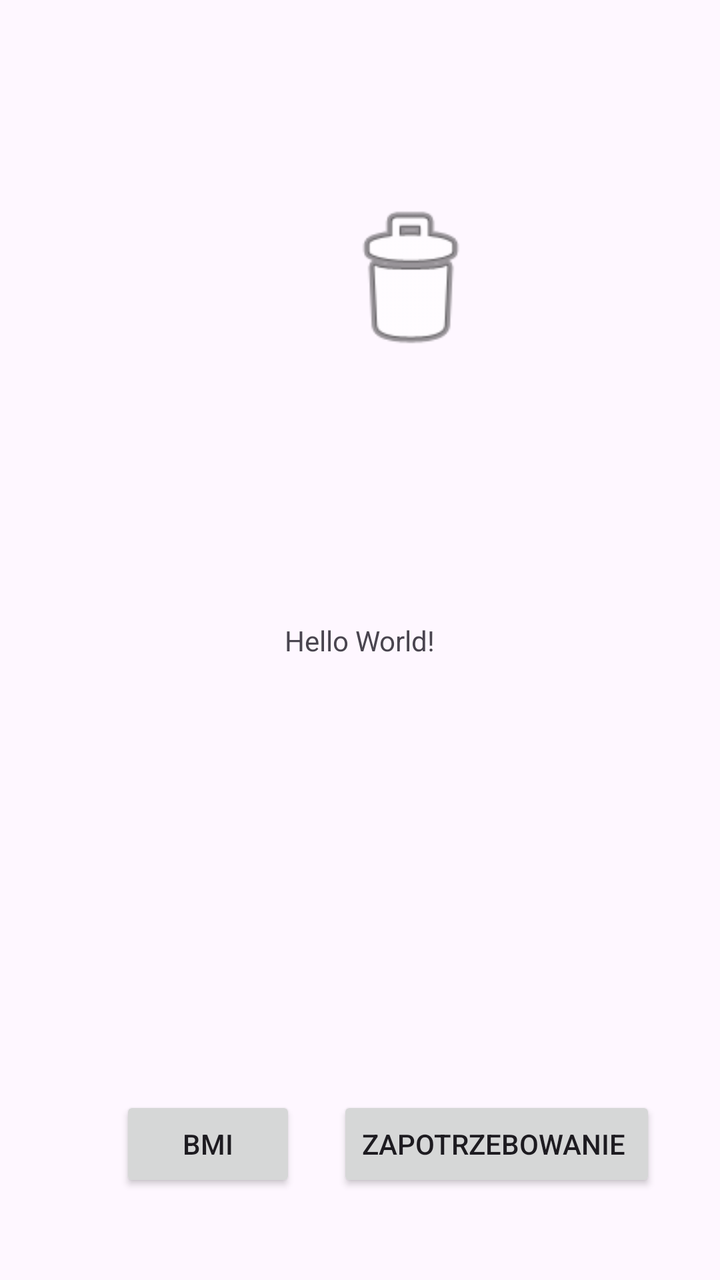
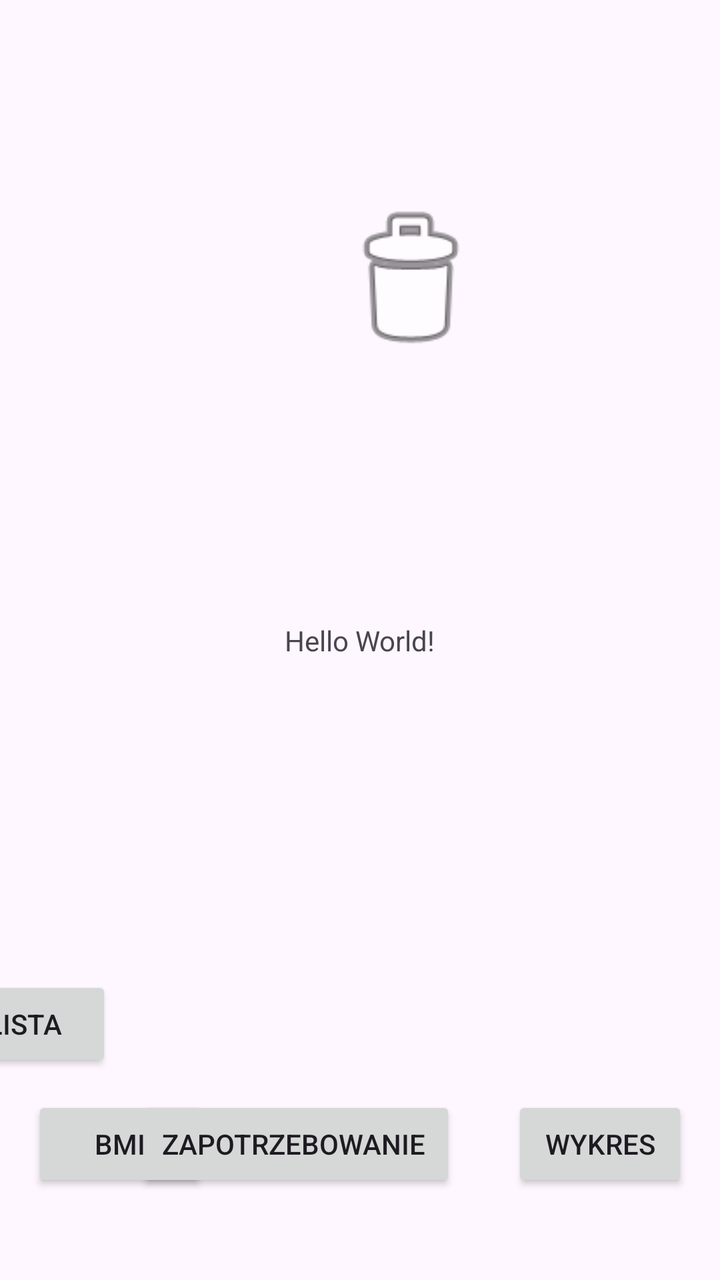

The first picture is an Android layout as it rendered before a commit; the second is the same layout after the commit. The layout source and the unified diff follow.
<!-- AndroidManifest.xml: application theme Theme.BMI -->
<!-- res/layout/activity_main.xml -->
<?xml version="1.0" encoding="utf-8"?>
<androidx.constraintlayout.widget.ConstraintLayout xmlns:android="http://schemas.android.com/apk/res/android"
    xmlns:app="http://schemas.android.com/apk/res-auto"
    xmlns:tools="http://schemas.android.com/tools"
    android:id="@+id/main"
    android:layout_width="match_parent"
    android:layout_height="match_parent"
    tools:context=".MainActivity">

    <TextView
        android:layout_width="wrap_content"
        android:layout_height="wrap_content"
        android:text="Hello World!"
        app:layout_constraintBottom_toBottomOf="parent"
        app:layout_constraintEnd_toEndOf="parent"
        app:layout_constraintStart_toStartOf="parent"
        app:layout_constraintTop_toTopOf="parent" />

    <ImageView
        android:id="@+id/imageView"
        android:layout_width="92dp"
        android:layout_height="84dp"
        android:layout_marginStart="159dp"
        android:layout_marginTop="98dp"
        app:layout_constraintStart_toStartOf="parent"
        app:layout_constraintTop_toTopOf="parent"
        app:srcCompat="@android:drawable/ic_menu_delete" />

    <Button
        android:id="@+id/btnBmi"
        android:layout_width="wrap_content"
        android:layout_height="wrap_content"
        android:layout_marginStart="60dp"
        android:layout_marginBottom="44dp"
        android:text="BMI"
        app:layout_constraintBottom_toBottomOf="parent"
        app:layout_constraintStart_toStartOf="parent" />

    <Button
        android:id="@+id/btnCalories"
        android:layout_width="wrap_content"
        android:layout_height="wrap_content"
        android:layout_marginEnd="32dp"
        android:layout_marginBottom="44dp"
        android:text="Zapotrzebowanie "
        app:layout_constraintBottom_toBottomOf="parent"
        app:layout_constraintEnd_toEndOf="parent" />

</androidx.constraintlayout.widget.ConstraintLayout>
<!-- resources referenced by this layout -->
<resources>
  <style name="Theme.BMI" parent="Base.Theme.BMI" />
  <style name="Base.Theme.BMI" parent="Theme.Material3.DayNight.NoActionBar">
          
          
      </style>
</resources>

<!-- the commit's change to res/layout/activity_main.xml (unified diff, before → after) -->
@@ -30,7 +30,7 @@
         android:id="@+id/btnBmi"
         android:layout_width="wrap_content"
         android:layout_height="wrap_content"
-        android:layout_marginStart="60dp"
+        android:layout_marginStart="16dp"
         android:layout_marginBottom="44dp"
         android:text="BMI"
         app:layout_constraintBottom_toBottomOf="parent"
@@ -40,10 +40,30 @@
         android:id="@+id/btnCalories"
         android:layout_width="wrap_content"
         android:layout_height="wrap_content"
-        android:layout_marginEnd="32dp"
+        android:layout_marginEnd="132dp"
         android:layout_marginBottom="44dp"
         android:text="Zapotrzebowanie "
         app:layout_constraintBottom_toBottomOf="parent"
         app:layout_constraintEnd_toEndOf="parent" />
 
+    <Button
+        android:id="@+id/btnGraph"
+        android:layout_width="wrap_content"
+        android:layout_height="wrap_content"
+        android:layout_marginEnd="16dp"
+        android:layout_marginBottom="44dp"
+        android:text="Wykres"
+        app:layout_constraintBottom_toBottomOf="parent"
+        app:layout_constraintEnd_toEndOf="parent" />
+
+    <Button
+        android:id="@+id/btnList"
+        android:layout_width="wrap_content"
+        android:layout_height="wrap_content"
+        android:layout_marginEnd="304dp"
+        android:layout_marginBottom="104dp"
+        android:text="Lista"
+        app:layout_constraintBottom_toBottomOf="parent"
+        app:layout_constraintEnd_toEndOf="parent" />
+
 </androidx.constraintlayout.widget.ConstraintLayout>
